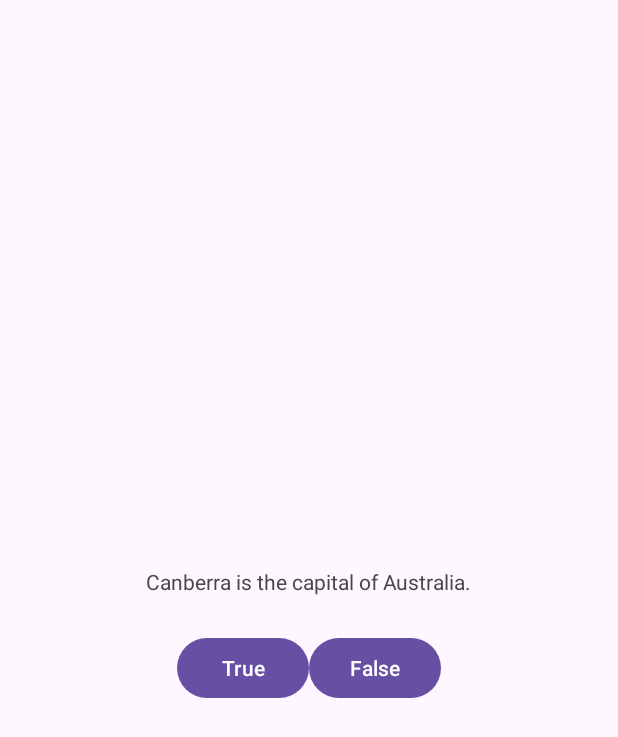
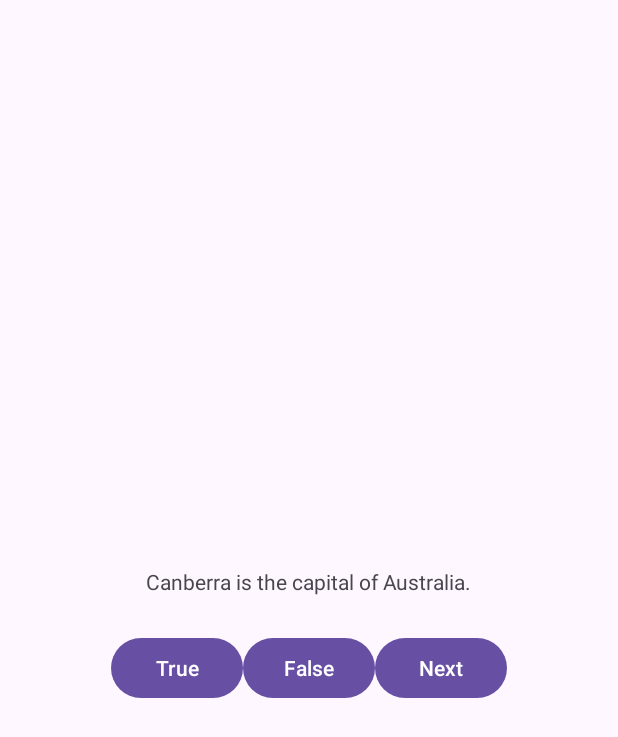
Before and after one commit to B590-goshan/Lab1, an Android app: the layout activity_main.xml on its own in the app's theme, with its tools: preview values and no code run, on a phone screen of 412 x 824 dp. Shown: the top 737 px of the screen. Run offline under Robolectric (Android 15) with nearby library versions, the phone set to English and light mode, and no system bars.

Commit message:
up to slide 19 completed

```diff
--- a/app/build.gradle.kts
+++ b/app/build.gradle.kts
@@ -33,6 +33,9 @@ android {
     kotlinOptions {
         jvmTarget = "1.8"
     }
+    buildFeatures{
+        viewBinding=true
+    }
 }
 
 dependencies {
--- /dev/null
+++ b/app/src/main/java/com/example/lab1/Question.kt
@@ -0,0 +1,5 @@
+package com.example.lab1
+
+import androidx.annotation.StringRes
+
+data class Question(@StringRes val textResId: Int, val answer: Boolean)
--- a/app/src/main/res/layout/activity_main.xml
+++ b/app/src/main/res/layout/activity_main.xml
@@ -1,3 +1,4 @@
+<?xml version="1.0" encoding="utf-8"?>
 <LinearLayout xmlns:android="http://schemas.android.com/apk/res/android"
     android:layout_width="match_parent"
     android:layout_height="match_parent"
@@ -26,6 +27,10 @@
             android:layout_width="wrap_content"
             android:layout_height="wrap_content"
             android:text="@string/false_button" />
+        <Button
+            android:id="@+id/next_button"
+            android:layout_width="wrap_content"
+            android:layout_height="wrap_content"
+            android:text="@string/next_button" />
     </LinearLayout>
-
 </LinearLayout>
```
Also changed, not shown: app/src/main/java/com/example/lab1/MainActivity.kt (+35 -7 lines), app/src/main/res/values/strings.xml (+9 -2 lines).
